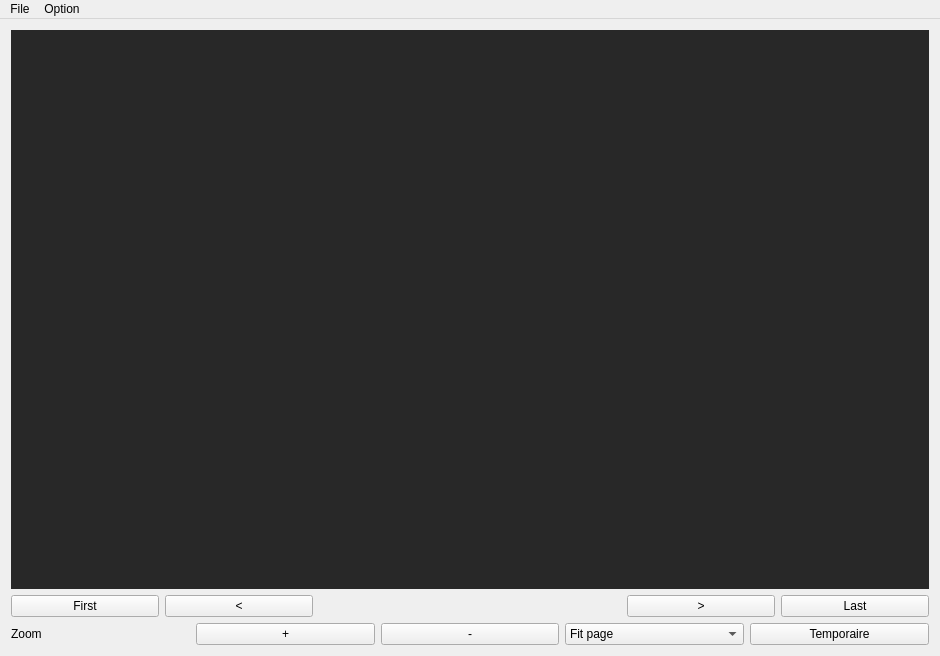
This is ComicBookReader/mainwindow.ui in AntoineXCC/CBR_IN204 as Qt 5 draws it before an edit. The edited form follows.
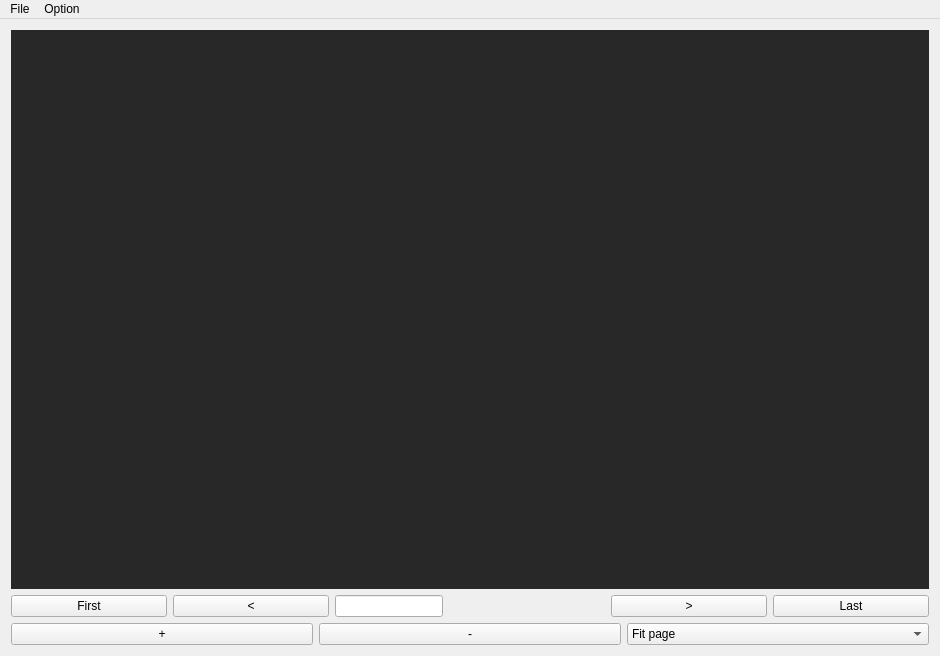
This is the edited form.

Commit message: Mis à jour des filtres pour archive et image Possibilité d'extraire des images dans un .cbz archive Mis à jour pour l'ouverture d'une archive (extraction dans un dossier temporaire) Ajouts de raccourcis clavier (navigation entre les pages, zoom) Possibilité de changer rapidement de page Gestion d'erreurs et commentaires

```diff
--- a/ComicBookReader/mainwindow.ui
+++ b/ComicBookReader/mainwindow.ui
@@ -160,16 +160,13 @@
        </widget>
       </item>
       <item>
-       <widget class="QLabel" name="currPageDisplay">
+       <widget class="QLineEdit" name="currPageDisplay">
         <property name="sizePolicy">
-         <sizepolicy hsizetype="Minimum" vsizetype="Preferred">
+         <sizepolicy hsizetype="Fixed" vsizetype="Fixed">
           <horstretch>0</horstretch>
           <verstretch>0</verstretch>
          </sizepolicy>
         </property>
-        <property name="text">
-         <string/>
-        </property>
         <property name="alignment">
          <set>Qt::AlignRight|Qt::AlignTrailing|Qt::AlignVCenter</set>
         </property>
@@ -226,14 +223,7 @@
      </layout>
     </item>
     <item>
-     <layout class="QHBoxLayout" name="horizontalLayout_2">
-      <item>
-       <widget class="QLabel" name="label">
-        <property name="text">
-         <string>Zoom</string>
-        </property>
-       </widget>
-      </item>
+     <layout class="QHBoxLayout" name="horizontalLayout_2" stretch="2,2,2">
       <item>
        <widget class="QPushButton" name="ZoomIn">
         <property name="text">
@@ -273,13 +263,6 @@
         </item>
        </widget>
       </item>
-      <item>
-       <widget class="QPushButton" name="pushButton">
-        <property name="text">
-         <string>Temporaire</string>
-        </property>
-       </widget>
-      </item>
      </layout>
     </item>
    </layout>
```
Left out of the diff: 54 changed lines with no effect on the pictures. The commit also changes 16 other files.
